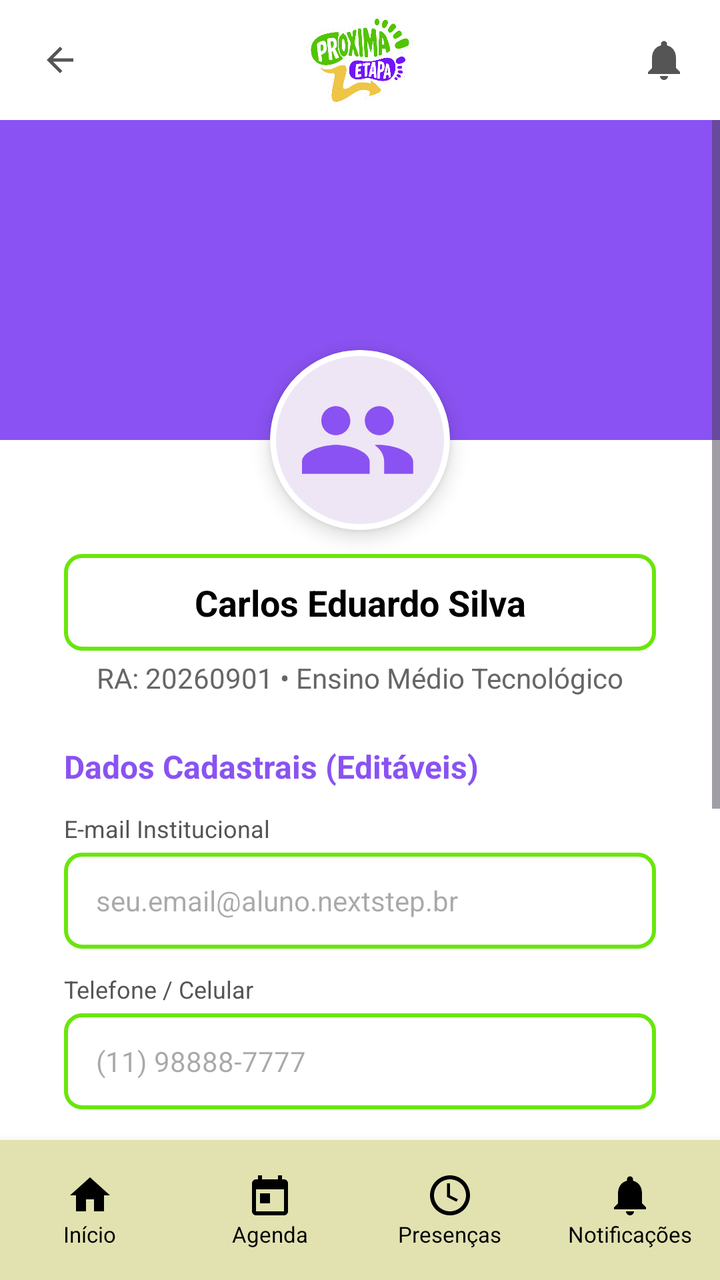
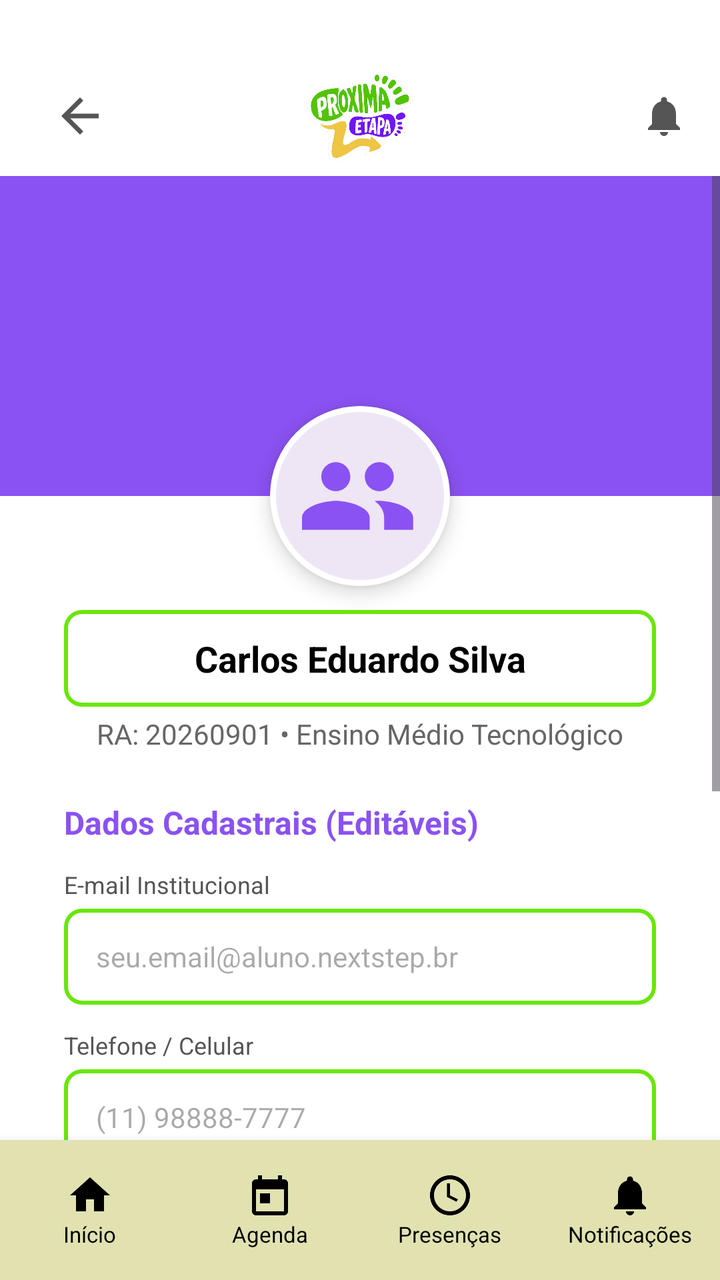

Before-and-after screenshots of an Android layout around one commit, followed by the original layout XML and the change that was made.
<!-- AndroidManifest.xml: application theme Theme.NextStepApp -->
<!-- res/layout/activity_perfil.xml -->
<?xml version="1.0" encoding="utf-8"?>
<androidx.constraintlayout.widget.ConstraintLayout xmlns:android="http://schemas.android.com/apk/res/android"
    xmlns:app="http://schemas.android.com/apk/res-auto"
    xmlns:tools="http://schemas.android.com/tools"
    android:layout_width="match_parent"
    android:layout_height="match_parent"
    android:background="@color/white"
    tools:context=".ui.PerfilActivity">

    
    <androidx.constraintlayout.widget.ConstraintLayout
        android:id="@+id/topBar"
        android:layout_width="match_parent"
        android:layout_height="60dp"
        android:paddingHorizontal="16dp"
        app:layout_constraintTop_toTopOf="parent">

        <ImageView
            android:id="@+id/btnBack"
            android:layout_width="28dp"
            android:layout_height="28dp"
            android:padding="4dp"
            android:src="@drawable/ic_back"
            app:layout_constraintBottom_toBottomOf="parent"
            app:layout_constraintStart_toStartOf="parent"
            app:layout_constraintTop_toTopOf="parent"
            app:tint="#555555" />

        <ImageView
            android:id="@+id/logoDetails"
            android:layout_width="110dp"
            android:layout_height="45dp"
            android:src="@drawable/logoproximaetapa"
            app:layout_constraintBottom_toBottomOf="parent"
            app:layout_constraintEnd_toEndOf="parent"
            app:layout_constraintStart_toStartOf="parent"
            app:layout_constraintTop_toTopOf="parent" />

        <ImageView
            android:id="@+id/btnNotification"
            android:layout_width="24dp"
            android:layout_height="24dp"
            android:src="@drawable/ic_notifications"
            app:layout_constraintBottom_toBottomOf="parent"
            app:layout_constraintEnd_toEndOf="parent"
            app:layout_constraintTop_toTopOf="parent"
            app:tint="#555555" />
    </androidx.constraintlayout.widget.ConstraintLayout>

    <ScrollView
        android:layout_width="match_parent"
        android:layout_height="0dp"
        android:fillViewport="true"
        app:layout_constraintBottom_toTopOf="@id/bottomNavigation"
        app:layout_constraintTop_toBottomOf="@id/topBar">

        <androidx.constraintlayout.widget.ConstraintLayout
            android:layout_width="match_parent"
            android:layout_height="wrap_content"
            android:paddingBottom="24dp">

            
            <View
                android:id="@+id/purpleBanner"
                android:layout_width="match_parent"
                android:layout_height="160dp"
                android:background="@color/purple_primary"
                app:layout_constraintTop_toTopOf="parent" />

            
            <com.google.android.material.card.MaterialCardView
                android:id="@+id/cardAvatar"
                android:layout_width="90dp"
                android:layout_height="90dp"
                app:cardCornerRadius="45dp"
                app:cardElevation="6dp"
                app:strokeColor="@color/white"
                app:strokeWidth="3dp"
                app:layout_constraintBottom_toBottomOf="@id/purpleBanner"
                app:layout_constraintEnd_toEndOf="parent"
                app:layout_constraintStart_toStartOf="parent"
                app:layout_constraintTop_toBottomOf="@id/purpleBanner">

                <ImageView
                    android:id="@+id/imgAvatar"
                    android:layout_width="match_parent"
                    android:layout_height="match_parent"
                    android:padding="16dp"
                    android:scaleType="centerCrop"
                    android:src="@drawable/ic_people"
                    app:tint="@color/purple_primary" />
            </com.google.android.material.card.MaterialCardView>

            
            <TextView
                android:id="@+id/tvNomeAluno"
                android:layout_width="0dp"
                android:layout_height="wrap_content"
                android:layout_marginHorizontal="32dp"
                android:layout_marginTop="12dp"
                android:background="@drawable/edittext_border"
                android:gravity="center"
                android:paddingVertical="12dp"
                android:text="Carlos Eduardo Silva"
                android:textColor="@color/black"
                android:textSize="18sp"
                android:textStyle="bold"
                app:layout_constraintEnd_toEndOf="parent"
                app:layout_constraintStart_toStartOf="parent"
                app:layout_constraintTop_toBottomOf="@id/cardAvatar" />

            
            <TextView
                android:id="@+id/tvRaCursoAluno"
                android:layout_width="wrap_content"
                android:layout_height="wrap_content"
                android:layout_marginTop="4dp"
                android:text="RA: 20260901 • Ensino Médio Tecnológico"
                android:textColor="#666666"
                android:textSize="14sp"
                app:layout_constraintEnd_toEndOf="parent"
                app:layout_constraintStart_toStartOf="parent"
                app:layout_constraintTop_toBottomOf="@id/tvNomeAluno" />

            
            <TextView
                android:id="@+id/tvLabelDados"
                android:layout_width="wrap_content"
                android:layout_height="wrap_content"
                android:layout_marginStart="32dp"
                android:layout_marginTop="24dp"
                android:text="Dados Cadastrais (Editáveis)"
                android:textColor="@color/purple_primary"
                android:textSize="16sp"
                android:textStyle="bold"
                app:layout_constraintStart_toStartOf="parent"
                app:layout_constraintTop_toBottomOf="@id/tvRaCursoAluno" />

            
            <TextView
                android:id="@+id/tvEmailLabel"
                android:layout_width="wrap_content"
                android:layout_height="wrap_content"
                android:layout_marginStart="32dp"
                android:layout_marginTop="12dp"
                android:text="E-mail Institucional"
                android:textColor="#555555"
                android:textSize="12sp"
                app:layout_constraintStart_toStartOf="parent"
                app:layout_constraintTop_toBottomOf="@id/tvLabelDados" />

            <EditText
                android:id="@+id/etEmailPerfil"
                android:layout_width="0dp"
                android:layout_height="48dp"
                android:layout_marginHorizontal="32dp"
                android:layout_marginTop="4dp"
                android:background="@drawable/edittext_border"
                android:hint="seu.email@aluno.nextstep.br"
                android:inputType="textEmailAddress"
                android:paddingHorizontal="16dp"
                android:textSize="14sp"
                app:layout_constraintEnd_toEndOf="parent"
                app:layout_constraintStart_toStartOf="parent"
                app:layout_constraintTop_toBottomOf="@id/tvEmailLabel" />

            
            <TextView
                android:id="@+id/tvTelefoneLabel"
                android:layout_width="wrap_content"
                android:layout_height="wrap_content"
                android:layout_marginStart="32dp"
                android:layout_marginTop="12dp"
                android:text="Telefone / Celular"
                android:textColor="#555555"
                android:textSize="12sp"
                app:layout_constraintStart_toStartOf="parent"
                app:layout_constraintTop_toBottomOf="@id/etEmailPerfil" />

            
            <EditText
                android:id="@+id/etTelefonePerfil"
                android:layout_width="0dp"
                android:layout_height="48dp"
                android:layout_marginHorizontal="32dp"
                android:layout_marginTop="4dp"
                android:background="@drawable/edittext_border"
                android:hint="(11) 98888-7777"
                android:inputType="phone"
                android:paddingHorizontal="16dp"
                android:textSize="14sp"
                app:layout_constraintEnd_toEndOf="parent"
                app:layout_constraintStart_toStartOf="parent"
                app:layout_constraintTop_toBottomOf="@id/tvTelefoneLabel" />

            <TextView
                android:id="@+id/tvDataNascLabel"
                android:layout_width="wrap_content"
                android:layout_height="wrap_content"
                android:layout_marginStart="32dp"
                android:layout_marginTop="12dp"
                android:text="Data de Nascimento"
                android:textColor="#555555"
                android:textSize="12sp"
                app:layout_constraintStart_toStartOf="parent"
                app:layout_constraintTop_toBottomOf="@id/etTelefonePerfil" />

            <EditText
                android:id="@+id/etDataNascPerfil"
                android:layout_width="0dp"
                android:layout_height="48dp"
                android:layout_marginHorizontal="32dp"
                android:layout_marginTop="4dp"
                android:background="@drawable/edittext_border"
                android:hint="DD/MM/AAAA"
                android:inputType="date"
                android:paddingHorizontal="16dp"
                android:textSize="14sp"
                app:layout_constraintEnd_toEndOf="parent"
                app:layout_constraintStart_toStartOf="parent"
                app:layout_constraintTop_toBottomOf="@id/tvDataNascLabel" />

            
            <TextView
                android:id="@+id/tvEscolaLabel"
                android:layout_width="wrap_content"
                android:layout_height="wrap_content"
                android:layout_marginStart="32dp"
                android:layout_marginTop="12dp"
                android:text="Escola de Origem / Ensino Médio"
                android:textColor="#555555"
                android:textSize="12sp"
                app:layout_constraintStart_toStartOf="parent"
                app:layout_constraintTop_toBottomOf="@id/etDataNascPerfil" />

            <EditText
                android:id="@+id/etEscolaPerfil"
                android:layout_width="0dp"
                android:layout_height="48dp"
                android:layout_marginHorizontal="32dp"
                android:layout_marginTop="4dp"
                android:background="@drawable/edittext_border"
                android:hint="E.E. Professora Maria Ribeiro"
                android:inputType="text"
                android:paddingHorizontal="16dp"
                android:textSize="14sp"
                app:layout_constraintEnd_toEndOf="parent"
                app:layout_constraintStart_toStartOf="parent"
                app:layout_constraintTop_toBottomOf="@id/tvEscolaLabel" />

            
            <com.google.android.material.button.MaterialButton
                android:id="@+id/btnSalvarPerfil"
                android:layout_width="0dp"
                android:layout_height="52dp"
                android:layout_marginHorizontal="32dp"
                android:layout_marginTop="24dp"
                android:backgroundTint="@color/purple_primary"
                android:text="SALVAR ALTERAÇÕES"
                android:textColor="@color/white"
                android:textSize="14sp"
                android:textStyle="bold"
                app:cornerRadius="12dp"
                app:layout_constraintEnd_toEndOf="parent"
                app:layout_constraintStart_toStartOf="parent"
                app:layout_constraintTop_toBottomOf="@id/etEscolaPerfil" />

        </androidx.constraintlayout.widget.ConstraintLayout>
    </ScrollView>

    
    <LinearLayout
        android:id="@+id/bottomNavigation"
        android:layout_width="match_parent"
        android:layout_height="70dp"
        android:background="#E1E2B0"
        android:elevation="8dp"
        android:orientation="horizontal"
        app:layout_constraintBottom_toBottomOf="parent">

        <LinearLayout
            android:id="@+id/nav_inicio"
            android:layout_width="0dp"
            android:layout_height="match_parent"
            android:layout_weight="1"
            android:clickable="true"
            android:focusable="true"
            android:foreground="?attr/selectableItemBackground"
            android:gravity="center"
            android:orientation="vertical">
            <ImageView android:layout_width="24dp" android:layout_height="24dp" android:src="@drawable/ic_home" app:tint="@color/black" />
            <TextView android:layout_width="wrap_content" android:layout_height="wrap_content" android:text="Início" android:textColor="@color/black" android:textSize="11sp" />
        </LinearLayout>

        <LinearLayout
            android:id="@+id/nav_agenda"
            android:layout_width="0dp"
            android:layout_height="match_parent"
            android:layout_weight="1"
            android:clickable="true"
            android:focusable="true"
            android:foreground="?attr/selectableItemBackground"
            android:gravity="center"
            android:orientation="vertical">
            <ImageView android:layout_width="24dp" android:layout_height="24dp" android:src="@drawable/ic_calendar" app:tint="@color/black" />
            <TextView android:layout_width="wrap_content" android:layout_height="wrap_content" android:text="Agenda" android:textColor="@color/black" android:textSize="11sp" />
        </LinearLayout>

        <LinearLayout
            android:id="@+id/nav_presencas"
            android:layout_width="0dp"
            android:layout_height="match_parent"
            android:layout_weight="1"
            android:clickable="true"
            android:focusable="true"
            android:foreground="?attr/selectableItemBackground"
            android:gravity="center"
            android:orientation="vertical">
            <ImageView android:layout_width="24dp" android:layout_height="24dp" android:src="@drawable/ic_presence" app:tint="@color/black" />
            <TextView android:layout_width="wrap_content" android:layout_height="wrap_content" android:text="Presenças" android:textColor="@color/black" android:textSize="11sp" />
        </LinearLayout>

        <LinearLayout
            android:id="@+id/nav_notificacoes"
            android:layout_width="0dp"
            android:layout_height="match_parent"
            android:layout_weight="1"
            android:clickable="true"
            android:focusable="true"
            android:foreground="?attr/selectableItemBackground"
            android:gravity="center"
            android:orientation="vertical">
            <ImageView android:layout_width="24dp" android:layout_height="24dp" android:src="@drawable/ic_notifications" app:tint="@color/black" />
            <TextView android:layout_width="wrap_content" android:layout_height="wrap_content" android:text="Notificações" android:textColor="@color/black" android:textSize="11sp" />
        </LinearLayout>
    </LinearLayout>

</androidx.constraintlayout.widget.ConstraintLayout>
<!-- resources referenced by this layout -->
<resources>
  <color name="black">#FF000000</color>
  <color name="purple_primary">#8A52F2</color>
  <color name="white">#FFFFFFFF</color>
  <!-- drawable edittext_border (drawable) -->
  <?xml version="1.0" encoding="utf-8"?>
  <shape xmlns:android="http://schemas.android.com/apk/res/android">
      <solid android:color="@color/white" />
      <stroke
          android:width="2dp"
          android:color="@color/green" />
      <corners android:radius="8dp" />
  </shape>
  <!-- drawable ic_back (drawable) -->
  <vector xmlns:android="http://schemas.android.com/apk/res/android"
      android:width="24dp"
      android:height="24dp"
      android:viewportWidth="24"
      android:viewportHeight="24">
      <path
          android:fillColor="#FF000000"
          android:pathData="M20,11H7.83l5.59,-5.59L12,4l-8,8 8,8 1.41,-1.41L7.83,13H20v-2z" />
  </vector>
  <!-- drawable ic_calendar (drawable) -->
  <vector xmlns:android="http://schemas.android.com/apk/res/android"
      android:width="24dp"
      android:height="24dp"
      android:viewportWidth="24"
      android:viewportHeight="24">
      <path
          android:fillColor="#FF000000"
          android:pathData="M19,4H18V2H16V4H8V2H6V4H5C3.89,4 3.01,4.9 3.01,6L3,20C3,21.1 3.89,22 5,22H19C20.1,22 21,21.1 21,20V6C21,4.9 20.1,4 19,4ZM19,20H5V9H19V20ZM7,11H12V16H7V11Z" />
  </vector>
  <!-- drawable ic_home (drawable) -->
  <vector xmlns:android="http://schemas.android.com/apk/res/android"
      android:width="24dp"
      android:height="24dp"
      android:viewportWidth="24"
      android:viewportHeight="24">
      <path
          android:fillColor="#FF000000"
          android:pathData="M10,20V14H14V20H19V12H22L12,3L2,12H5V20H10Z" />
  </vector>
  <!-- drawable ic_notifications (drawable) -->
  <vector xmlns:android="http://schemas.android.com/apk/res/android"
      android:width="24dp"
      android:height="24dp"
      android:viewportWidth="24"
      android:viewportHeight="24">
      <path
          android:fillColor="#FF000000"
          android:pathData="M12,22C13.1,22 14,21.1 14,20H10C10,21.1 10.9,22 12,22ZM18,16V11C18,7.9 16.4,5.4 13.5,4.7V4C13.5,3.2 12.8,2.5 12,2.5C11.2,2.5 10.5,3.2 10.5,4V4.7C7.6,5.4 6,7.9 6,11V16L4,18V19H20V18L18,16Z" />
  </vector>
  <!-- drawable ic_people (drawable) -->
  <vector xmlns:android="http://schemas.android.com/apk/res/android"
      android:width="24dp"
      android:height="24dp"
      android:viewportWidth="24"
      android:viewportHeight="24">
      <path
          android:fillColor="#FF000000"
          android:pathData="M16,11c1.66,0 2.99,-1.34 2.99,-3S17.66,5 16,5s-3,1.34 -3,3S14.34,11 16,11zM7,11c1.66,0 3,-1.34 3,-3S8.66,5 7,5s-3,1.34 -3,3S5.34,11 7,11zM7,13c-2.33,0 -7,1.17 -7,3.5V19h14v-2.5c0,-2.33 -4.67,-3.5 -7,-3.5zM16,13c-0.29,0 -0.62,0.02 -0.97,0.05 1.16,0.84 1.97,1.97 1.97,3.45V19h6v-2.5c0,-2.33 -4.67,-3.5 -7,-3.5z" />
  </vector>
  <!-- drawable ic_presence (drawable) -->
  <vector xmlns:android="http://schemas.android.com/apk/res/android"
      android:width="24dp"
      android:height="24dp"
      android:viewportWidth="24"
      android:viewportHeight="24">
      <path
          android:fillColor="#FF000000"
          android:pathData="M12,2C6.48,2 2,6.48 2,12C2,17.52 6.48,22 12,22C17.52,22 22,17.52 22,12C22,6.48 17.52,2 12,2ZM12,20C7.59,20 4,16.41 4,12C4,7.59 7.59,4 12,4C16.41,4 20,7.59 20,12C20,16.41 16.41,20 12,20ZM12,6V12L16,14L15.2,15.2L10.5,12.8V6H12Z" />
  </vector>
  <!-- drawable logoproximaetapa: png bitmap (drawable, 222754 bytes) -->
  <style name="Theme.NextStepApp" parent="Base.Theme.NextStepApp" />
  <color name="green">#69E609</color>
  <style name="Base.Theme.NextStepApp" parent="Theme.Material3.DayNight.NoActionBar">
          
          
      </style>
</resources>

<!-- the commit's change to res/layout/activity_perfil.xml (unified diff, before → after) -->
@@ -5,6 +5,7 @@
     android:layout_width="match_parent"
     android:layout_height="match_parent"
     android:background="@color/white"
+    android:fitsSystemWindows="true"
     tools:context=".ui.PerfilActivity">
 
     
@@ -12,14 +13,21 @@
         android:id="@+id/topBar"
         android:layout_width="match_parent"
         android:layout_height="60dp"
+        android:layout_marginTop="28dp"
+        android:elevation="10dp"
         android:paddingHorizontal="16dp"
         app:layout_constraintTop_toTopOf="parent">
 
         <ImageView
             android:id="@+id/btnBack"
-            android:layout_width="28dp"
-            android:layout_height="28dp"
-            android:padding="4dp"
+            android:layout_width="48dp"
+            android:layout_height="48dp"
+            android:contentDescription="Voltar"
+            android:padding="10dp"
+            android:clickable="true"
+            android:focusable="true"
+            android:elevation="12dp"
+            android:background="?attr/selectableItemBackgroundBorderless"
             android:src="@drawable/ic_back"
             app:layout_constraintBottom_toBottomOf="parent"
             app:layout_constraintStart_toStartOf="parent"
